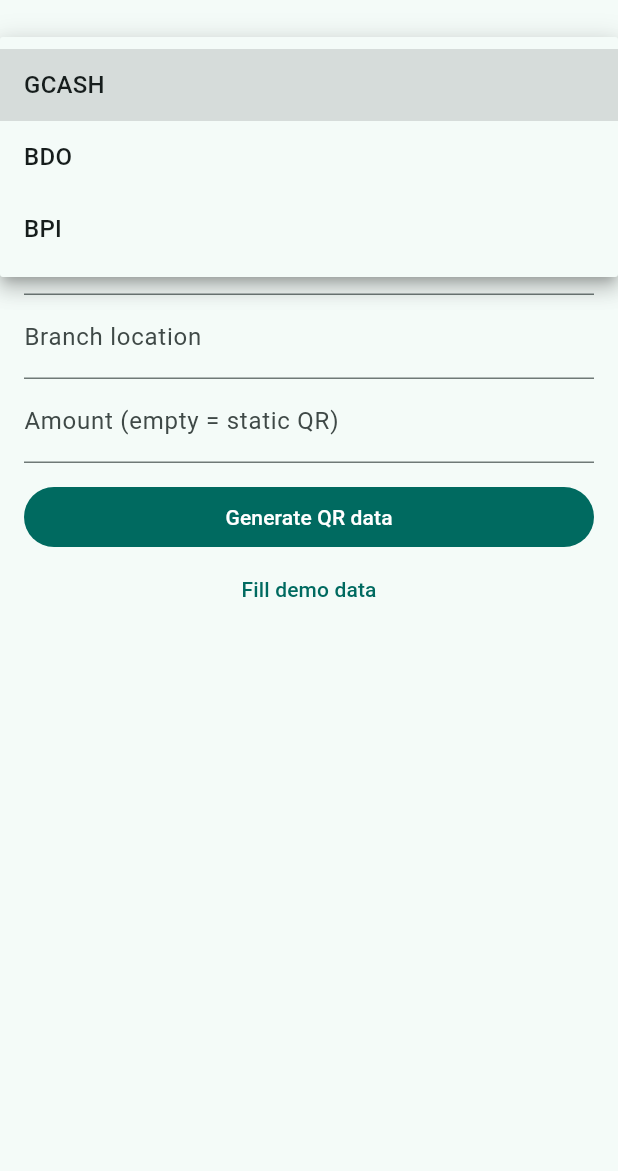
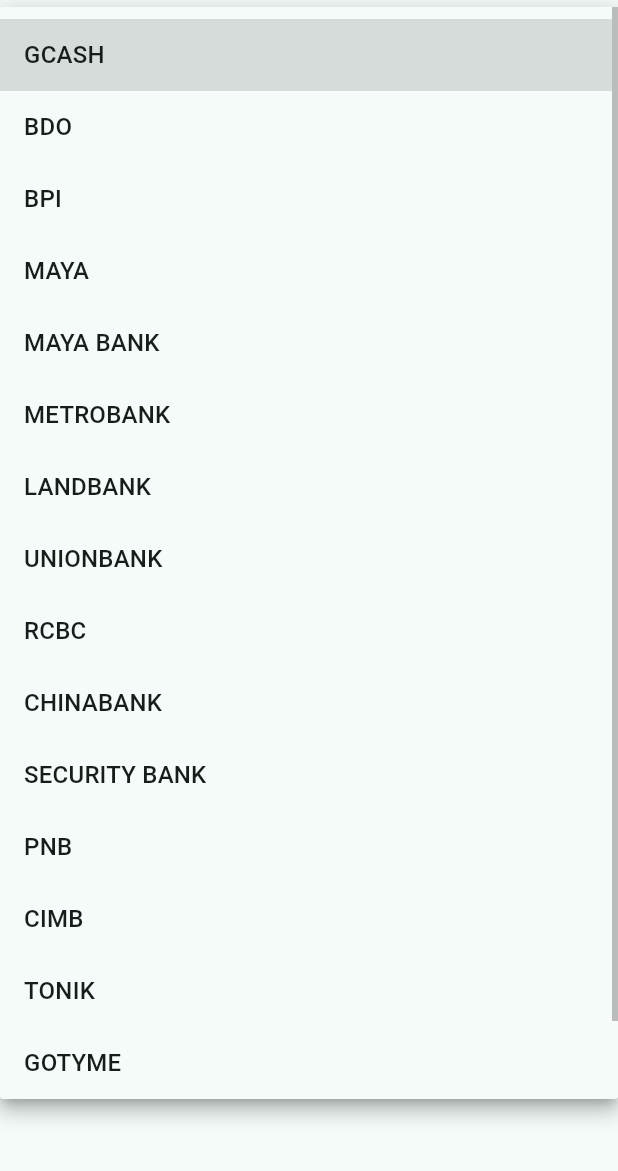
Before and after one commit to coderjay26/qr_ph_data_generator, a Flutter app: the screen it shows after launch, after a tap on "GCASH", on a phone screen of 412 x 824 dp, the part 65-1236 px from its top. Run offline on Flutter 3.47's test engine with Material 3 defaults, Android fonts, the phone set to English and light mode, and no system bars.

Commit message:
Added more bank

```diff
--- a/example/lib/main.dart
+++ b/example/lib/main.dart
@@ -28,7 +28,25 @@
 }
 
 class _QrPhDemoPageState extends State<QrPhDemoPage> {
-  static const _banks = ['GCASH', 'BDO', 'BPI'];
+  static const _banks = [
+    'GCASH',
+    'BDO',
+    'BPI',
+    // UNTESTED — BIC-derived payloads, not verified with a real scan.
+    'MAYA',
+    'MAYA BANK',
+    'METROBANK',
+    'LANDBANK',
+    'UNIONBANK',
+    'RCBC',
+    'CHINABANK',
+    'SECURITY BANK',
+    'PNB',
+    'CIMB',
+    'TONIK',
+    'GOTYME',
+    'UNO',
+  ];
 
   String _bank = _banks.first;
   final _numberCtrl = TextEditingController();
@@ -93,7 +111,7 @@
         padding: const EdgeInsets.all(16),
         children: [
           DropdownButtonFormField<String>(
-            initialValue: _bank,
+            value: _bank,
             decoration: const InputDecoration(labelText: 'Bank / wallet'),
             items: [
               for (final bank in _banks)
@@ -102,6 +120,12 @@
             onChanged: (value) {
               if (value != null) setState(() => _bank = value);
             },
+          ),
+          const SizedBox(height: 4),
+          const Text(
+            'Banks beyond GCASH / BDO / BPI use UNTESTED BIC-derived '
+            'payloads — validate by scanning before production use.',
+            style: TextStyle(fontSize: 12, color: Colors.grey),
           ),
           TextField(
             controller: _numberCtrl,
--- a/example/pubspec.yaml
+++ b/example/pubspec.yaml
@@ -4,7 +4,7 @@
 version: 0.1.0+1
 
 environment:
-  sdk: ^3.10.7
+  sdk: '>=3.4.0 <4.0.0'
 
 dependencies:
   flutter:
@@ -16,7 +16,7 @@
 dev_dependencies:
   flutter_test:
     sdk: flutter
-  flutter_lints: ^6.0.0
+  flutter_lints: ^4.0.0
 
 flutter:
   uses-material-design: true
--- a/example/qrph_console_example.dart
+++ b/example/qrph_console_example.dart
@@ -4,6 +4,10 @@
 
 void main() {
   // NOTE: values below are fictitious demo data — replace with real details.
+  // Supported banks: GCASH, BDO, BPI (verified pattern) plus MAYA,
+  // MAYA BANK, METROBANK, LANDBANK, UNIONBANK, RCBC, CHINABANK,
+  // SECURITY BANK, PNB, CIMB, TONIK, GOTYME, UNO (UNTESTED —
+  // BIC-derived, not verified with a real scan).
   const account = QrPhAccount(
     bank: QrPhBank.gcash,
     accountNumber: '09171234567',
--- a/lib/src/qrph_bank.dart
+++ b/lib/src/qrph_bank.dart
@@ -25,6 +25,53 @@
   /// Bank of the Philippine Islands (`BOPIPHMMXXX` prefix).
   bpi,
 
+  // ------------------------------------------------------------------
+  // Additional banks below are UNTESTED — derived from official
+  // SWIFT/BIC codes using the BDO short template
+  // (`...27590012com.p2pqrpay0111<BIC>02089996440304`).
+  // NOT verified against a real QR scan from each bank's app.
+  // Validate by scanning before production use.
+  // ------------------------------------------------------------------
+
+  /// Maya wallet (`PAPHPHM1XXX` prefix). UNTESTED — derived from BIC only.
+  maya,
+
+  /// Maya Bank (`MYDBPHM2XXX` prefix). UNTESTED — derived from BIC only.
+  mayaBank,
+
+  /// Metropolitan Bank and Trust Company (`MBTCPHMMXXX`). UNTESTED.
+  metrobank,
+
+  /// Land Bank of the Philippines (`TLBPPHMMXXX`). UNTESTED.
+  landbank,
+
+  /// Union Bank of the Philippines (`UBPHPHMMXXX`). UNTESTED.
+  unionbank,
+
+  /// Rizal Commercial Banking Corporation (`RCBCPHMMXXX`). UNTESTED.
+  rcbc,
+
+  /// China Banking Corporation / Chinabank (`CHBKPHMMXXX`). UNTESTED.
+  chinabank,
+
+  /// Security Bank Corporation (`SETCPHMMXXX`). UNTESTED.
+  securitybank,
+
+  /// Philippine National Bank (`PNBMPHMMXXX`). UNTESTED.
+  pnb,
+
+  /// CIMB Bank Philippines (`CIPHPHMMXXX`). UNTESTED.
+  cimb,
+
+  /// Tonik Digital Bank (`TODGPHM2XXX`). UNTESTED.
+  tonik,
+
+  /// GoTyme Bank (`GOTYPHM2XXX`). UNTESTED.
+  gotyme,
+
+  /// UNO Digital Bank (`UNODPHM2XXX`). UNTESTED.
+  uno,
+
   /// Fallback for unrecognized bank names.
   ///
   /// Resolves to the BDO prefix, matching the original `bankUrl()`
@@ -40,6 +87,9 @@
 ///
 /// The constants are kept identical to the original `GcashController`
 /// implementation so previously generated QRs stay stable.
+///
+/// New banks beyond [QrPhBank.gcash]/[QrPhBank.bdo]/[QrPhBank.bpi] are
+/// UNTESTED: BIC-derived, not verified with a real QR scan.
 abstract final class QrPhBankPayload {
   /// Merchant-account prefix for [QrPhBank.gcash].
   static const gcash =
@@ -53,6 +103,61 @@
   /// Merchant-account prefix for [QrPhBank.bpi].
   static const bpi =
       '00020101021127610012com.p2pqrpay0111BOPIPHMMXXX02089996440304';
+
+  // NOTE: every constant below is UNTESTED — BIC-derived using the BDO
+  // short template. NOT verified with a real QR scan from the bank's app.
+
+  /// UNTESTED. Maya wallet (`PAPHPHM1XXX`).
+  static const maya =
+      '00020101021227590012com.p2pqrpay0111PAPHPHM1XXX02089996440304';
+
+  /// UNTESTED. Maya Bank (`MYDBPHM2XXX`).
+  static const mayaBank =
+      '00020101021227590012com.p2pqrpay0111MYDBPHM2XXX02089996440304';
+
+  /// UNTESTED. Metrobank (`MBTCPHMMXXX`).
+  static const metrobank =
+      '00020101021227590012com.p2pqrpay0111MBTCPHMMXXX02089996440304';
+
+  /// UNTESTED. LandBank (`TLBPPHMMXXX`).
+  static const landbank =
+      '00020101021227590012com.p2pqrpay0111TLBPPHMMXXX02089996440304';
+
+  /// UNTESTED. UnionBank (`UBPHPHMMXXX`).
+  static const unionbank =
+      '00020101021227590012com.p2pqrpay0111UBPHPHMMXXX02089996440304';
+
+  /// UNTESTED. RCBC (`RCBCPHMMXXX`).
+  static const rcbc =
+      '00020101021227590012com.p2pqrpay0111RCBCPHMMXXX02089996440304';
+
+  /// UNTESTED. Chinabank (`CHBKPHMMXXX`).
+  static const chinabank =
+      '00020101021227590012com.p2pqrpay0111CHBKPHMMXXX02089996440304';
+
+  /// UNTESTED. Security Bank (`SETCPHMMXXX`).
+  static const securitybank =
+      '00020101021227590012com.p2pqrpay0111SETCPHMMXXX02089996440304';
+
+  /// UNTESTED. PNB (`PNBMPHMMXXX`).
+  static const pnb =
+      '00020101021227590012com.p2pqrpay0111PNBMPHMMXXX02089996440304';
+
+  /// UNTESTED. CIMB (`CIPHPHMMXXX`).
+  static const cimb =
+      '00020101021227590012com.p2pqrpay0111CIPHPHMMXXX02089996440304';
+
+  /// UNTESTED. Tonik (`TODGPHM2XXX`).
+  static const tonik =
+      '00020101021227590012com.p2pqrpay0111TODGPHM2XXX02089996440304';
+
+  /// UNTESTED. GoTyme (`GOTYPHM2XXX`).
+  static const gotyme =
+      '00020101021227590012com.p2pqrpay0111GOTYPHM2XXX02089996440304';
+
+  /// UNTESTED. UNO Digital Bank (`UNODPHM2XXX`).
+  static const uno =
+      '00020101021227590012com.p2pqrpay0111UNODPHM2XXX02089996440304';
 
 
 
@@ -68,11 +173,58 @@
   static QrPhBank parse(String? bankName) {
     switch (bankName?.trim().toUpperCase()) {
       case 'GCASH':
+      case 'G-XCHANGE':
+      case 'GXCH':
         return QrPhBank.gcash;
       case 'BDO':
         return QrPhBank.bdo;
       case 'BPI':
         return QrPhBank.bpi;
+      case 'MAYA':
+      case 'PAYMAYA':
+        return QrPhBank.maya;
+      case 'MAYA BANK':
+      case 'MAYABANK':
+      case 'MYDB':
+        return QrPhBank.mayaBank;
+      case 'METROBANK':
+      case 'METRO':
+      case 'MBTC':
+        return QrPhBank.metrobank;
+      case 'LANDBANK':
+      case 'LAND BANK':
+      case 'LAND_BANK':
+      case 'LBP':
+        return QrPhBank.landbank;
+      case 'UNIONBANK':
+      case 'UNION BANK':
+      case 'UBP':
+        return QrPhBank.unionbank;
+      case 'RCBC':
+        return QrPhBank.rcbc;
+      case 'CHINABANK':
+      case 'CHINA BANK':
+      case 'CHINABANKING':
+      case 'CBC':
+        return QrPhBank.chinabank;
+      case 'SECURITYBANK':
+      case 'SECURITY BANK':
+      case 'SECURITY':
+      case 'SBC':
+        return QrPhBank.securitybank;
+      case 'PNB':
+        return QrPhBank.pnb;
+      case 'CIMB':
+        return QrPhBank.cimb;
+      case 'TONIK':
+        return QrPhBank.tonik;
+      case 'GOTYME':
+      case 'GO TYME':
+        return QrPhBank.gotyme;
+      case 'UNO':
+      case 'UNODIGITAL':
+      case 'UNO DIGITAL':
+        return QrPhBank.uno;
 
       default:
         return QrPhBank.unknown;
@@ -89,6 +241,32 @@
         return gcash;
       case QrPhBank.bpi:
         return bpi;
+      case QrPhBank.maya:
+        return maya;
+      case QrPhBank.mayaBank:
+        return mayaBank;
+      case QrPhBank.metrobank:
+        return metrobank;
+      case QrPhBank.landbank:
+        return landbank;
+      case QrPhBank.unionbank:
+        return unionbank;
+      case QrPhBank.rcbc:
+        return rcbc;
+      case QrPhBank.chinabank:
+        return chinabank;
+      case QrPhBank.securitybank:
+        return securitybank;
+      case QrPhBank.pnb:
+        return pnb;
+      case QrPhBank.cimb:
+        return cimb;
+      case QrPhBank.tonik:
+        return tonik;
+      case QrPhBank.gotyme:
+        return gotyme;
+      case QrPhBank.uno:
+        return uno;
       case QrPhBank.bdo:
 
       case QrPhBank.unknown:
```
Also changed, not shown: pubspec.yaml (+4 -4 lines), example/pubspec.lock, pubspec.lock, 3 other files.
